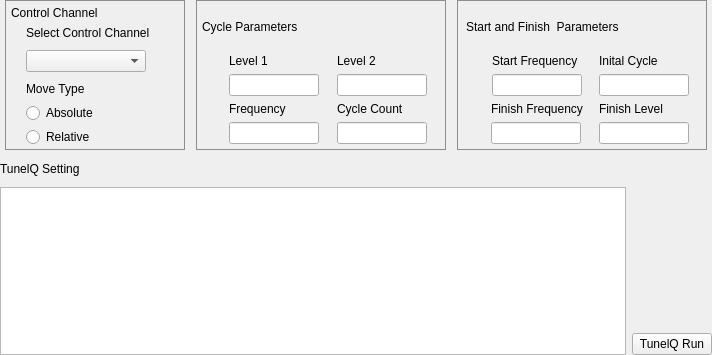
Before: the Qt Designer form SWDev/SWDev/SineWaveSetup.ui in PingJian2019/sw-device, drawn with Qt 5.
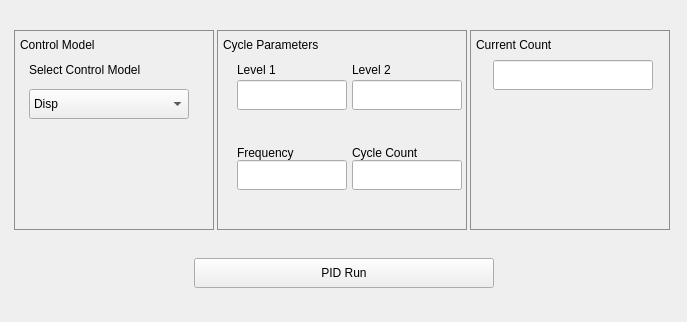
After: the same form once the commit is applied.

Diff of the .ui file:
```diff
--- a/SWDev/SWDev/SineWaveSetup.ui
+++ b/SWDev/SWDev/SineWaveSetup.ui
@@ -6,82 +6,101 @@
    <rect>
     <x>0</x>
     <y>0</y>
-    <width>712</width>
-    <height>355</height>
+    <width>687</width>
+    <height>322</height>
    </rect>
   </property>
   <property name="windowTitle">
    <string>Form</string>
   </property>
-  <layout class="QVBoxLayout" name="verticalLayout_13">
-   <property name="leftMargin">
-    <number>0</number>
-   </property>
+  <layout class="QVBoxLayout" name="verticalLayout_7">
    <property name="topMargin">
-    <number>0</number>
-   </property>
-   <property name="rightMargin">
-    <number>0</number>
-   </property>
-   <property name="bottomMargin">
-    <number>0</number>
+    <number>30</number>
    </property>
    <item>
-    <layout class="QHBoxLayout" name="horizontalLayout_2">
+    <layout class="QHBoxLayout" name="horizontalLayout_4">
+     <property name="spacing">
+      <number>0</number>
+     </property>
      <item>
       <widget class="QWidget" name="chwidget" native="true">
        <property name="minimumSize">
         <size>
-         <width>180</width>
-         <height>150</height>
+         <width>200</width>
+         <height>200</height>
         </size>
        </property>
        <property name="maximumSize">
         <size>
-         <width>180</width>
-         <height>150</height>
+         <width>200</width>
+         <height>200</height>
         </size>
        </property>
        <property name="styleSheet">
         <string notr="true">#chwidget{border:1px solid #8d8d8d}</string>
        </property>
-       <layout class="QVBoxLayout" name="verticalLayout_4">
+       <layout class="QVBoxLayout" name="verticalLayout">
         <property name="spacing">
-         <number>6</number>
+         <number>0</number>
         </property>
         <property name="leftMargin">
          <number>6</number>
         </property>
         <property name="topMargin">
-         <number>6</number>
+         <number>0</number>
         </property>
         <property name="rightMargin">
-         <number>6</number>
+         <number>0</number>
         </property>
         <property name="bottomMargin">
-         <number>6</number>
+         <number>0</number>
         </property>
         <item>
          <widget class="QLabel" name="label">
+          <property name="minimumSize">
+           <size>
+            <width>0</width>
+            <height>30</height>
+           </size>
+          </property>
+          <property name="maximumSize">
+           <size>
+            <width>16777215</width>
+            <height>30</height>
+           </size>
+          </property>
           <property name="text">
-           <string>Control Channel</string>
+           <string>Control Model</string>
           </property>
          </widget>
         </item>
-        <item>
-         <layout class="QVBoxLayout" name="verticalLayout_3">
-          <property name="spacing">
-           <number>10</number>
-          </property>
-          <property name="leftMargin">
-           <number>15</number>
-          </property>
           <item>
            <layout class="QVBoxLayout" name="verticalLayout_2">
+          <property name="spacing">
+           <number>9</number>
+          </property>
+          <property name="leftMargin">
+           <number>9</number>
+          </property>
+          <property name="rightMargin">
+           <number>9</number>
+          </property>
             <item>
              <widget class="QLabel" name="label_2">
+            <property name="minimumSize">
+             <size>
+              <width>0</width>
+              <height>20</height>
+             </size>
+            </property>
+            <property name="maximumSize">
+             <size>
+              <width>16777215</width>
+              <height>20</height>
+             </size>
+            </property>
               <property name="text">
-               <string>Select Control Channel</string>
+             <string>Select Control Model</string>
               </property>
              </widget>
             </item>
@@ -89,46 +108,42 @@
              <widget class="QComboBox" name="comboBox">
               <property name="minimumSize">
                <size>
-                <width>120</width>
-                <height>0</height>
+              <width>160</width>
+              <height>30</height>
                </size>
               </property>
               <property name="maximumSize">
                <size>
-                <width>120</width>
+              <width>160</width>
                 <height>16777215</height>
                </size>
               </property>
-             </widget>
-            </item>
-           </layout>
-          </item>
           <item>
-           <layout class="QVBoxLayout" name="verticalLayout">
-            <item>
-             <widget class="QLabel" name="label_3">
               <property name="text">
-               <string>Move Type</string>
-              </property>
-             </widget>
+              <string>Disp</string>
+             </property>
             </item>
             <item>
-             <widget class="QRadioButton" name="radioButton">
               <property name="text">
-               <string>Absolute</string>
-              </property>
-             </widget>
+              <string>Load</string>
+             </property>
             </item>
-            <item>
-             <widget class="QRadioButton" name="radioButton_2">
-              <property name="text">
-               <string>Relative</string>
-              </property>
              </widget>
             </item>
            </layout>
           </item>
-         </layout>
+        <item>
+         <spacer name="verticalSpacer_2">
+          <property name="orientation">
+           <enum>Qt::Vertical</enum>
+          </property>
+          <property name="sizeHint" stdset="0">
+           <size>
+            <width>20</width>
+            <height>115</height>
+           </size>
+          </property>
+         </spacer>
         </item>
        </layout>
       </widget>
@@ -138,49 +153,80 @@
        <property name="minimumSize">
         <size>
          <width>250</width>
-         <height>150</height>
+         <height>200</height>
         </size>
        </property>
        <property name="maximumSize">
         <size>
          <width>250</width>
-         <height>150</height>
+         <height>200</height>
         </size>
        </property>
        <property name="styleSheet">
         <string notr="true">#cyclewidget{border:1px solid #8d8d8d}</string>
        </property>
-       <layout class="QVBoxLayout" name="verticalLayout_8">
+       <layout class="QVBoxLayout" name="verticalLayout_5">
+        <property name="spacing">
+         <number>0</number>
+        </property>
         <property name="leftMargin">
          <number>6</number>
         </property>
         <property name="topMargin">
-         <number>6</number>
+         <number>0</number>
         </property>
         <property name="rightMargin">
-         <number>6</number>
+         <number>0</number>
         </property>
         <property name="bottomMargin">
-         <number>6</number>
+         <number>0</number>
         </property>
         <item>
          <widget class="QLabel" name="label_4">
+          <property name="minimumSize">
+           <size>
+            <width>0</width>
+            <height>30</height>
+           </size>
+          </property>
+          <property name="maximumSize">
+           <size>
+            <width>16777215</width>
+            <height>30</height>
+           </size>
+          </property>
           <property name="text">
            <string>Cycle Parameters</string>
           </property>
          </widget>
         </item>
         <item>
-         <layout class="QVBoxLayout" name="verticalLayout_5">
-          <property name="leftMargin">
-           <number>15</number>
-          </property>
-          <item>
            <layout class="QHBoxLayout" name="horizontalLayout">
+          <property name="spacing">
+           <number>0</number>
+          </property>
+          <property name="leftMargin">
+           <number>9</number>
+          </property>
             <item>
              <layout class="QVBoxLayout" name="verticalLayout_6">
+            <property name="spacing">
+             <number>0</number>
+            </property>
               <item>
                <widget class="QLabel" name="label_6">
+              <property name="minimumSize">
+               <size>
+                <width>0</width>
+                <height>20</height>
+               </size>
+              </property>
+              <property name="maximumSize">
+               <size>
+                <width>16777215</width>
+                <height>20</height>
+               </size>
+              </property>
                 <property name="text">
                  <string>Level 1</string>
                 </property>
@@ -190,13 +236,13 @@
                <widget class="QLineEdit" name="lineEdit">
                 <property name="minimumSize">
                  <size>
-                  <width>90</width>
-                  <height>0</height>
+                <width>110</width>
+                <height>30</height>
                  </size>
                 </property>
                 <property name="maximumSize">
                  <size>
-                  <width>90</width>
+                <width>110</width>
                   <height>16777215</height>
                  </size>
                 </property>
@@ -205,9 +251,21 @@
              </layout>
             </item>
             <item>
-             <layout class="QVBoxLayout" name="verticalLayout_7">
+           <layout class="QVBoxLayout" name="verticalLayout_3">
               <item>
                <widget class="QLabel" name="label_7">
+              <property name="minimumSize">
+               <size>
+                <width>0</width>
+                <height>20</height>
+               </size>
+              </property>
+              <property name="maximumSize">
+               <size>
+                <width>16777215</width>
+                <height>20</height>
+               </size>
+              </property>
                 <property name="text">
                  <string>Level 2</string>
                 </property>
@@ -217,13 +275,13 @@
                <widget class="QLineEdit" name="lineEdit_2">
                 <property name="minimumSize">
                  <size>
-                  <width>90</width>
-                  <height>0</height>
+                <width>110</width>
+                <height>30</height>
                  </size>
                 </property>
                 <property name="maximumSize">
                  <size>
-                  <width>90</width>
+                <width>110</width>
                   <height>16777215</height>
                  </size>
                 </property>
@@ -233,12 +291,40 @@
             </item>
            </layout>
           </item>
+        <item>
+         <spacer name="verticalSpacer_6">
+          <property name="orientation">
+           <enum>Qt::Vertical</enum>
+          </property>
+          <property name="sizeHint" stdset="0">
+           <size>
+            <width>20</width>
+            <height>21</height>
+           </size>
+          </property>
+         </spacer>
+        </item>
           <item>
            <layout class="QHBoxLayout" name="horizontalLayout_3">
+          <property name="spacing">
+           <number>0</number>
+          </property>
+          <property name="leftMargin">
+           <number>9</number>
+          </property>
             <item>
              <layout class="QVBoxLayout" name="verticalLayout_10">
+            <property name="spacing">
+             <number>0</number>
+            </property>
               <item>
                <widget class="QLabel" name="label_10">
+              <property name="maximumSize">
+               <size>
+                <width>16777215</width>
+                <height>20</height>
+               </size>
+              </property>
                 <property name="text">
                  <string>Frequency</string>
                 </property>
@@ -248,13 +334,13 @@
                <widget class="QLineEdit" name="lineEdit_5">
                 <property name="minimumSize">
                  <size>
-                  <width>90</width>
-                  <height>0</height>
+                <width>110</width>
+                <height>30</height>
                  </size>
                 </property>
                 <property name="maximumSize">
                  <size>
-                  <width>90</width>
+                <width>110</width>
                   <height>16777215</height>
                  </size>
                 </property>
@@ -264,8 +350,17 @@
             </item>
             <item>
              <layout class="QVBoxLayout" name="verticalLayout_11">
+            <property name="spacing">
+             <number>0</number>
+            </property>
               <item>
                <widget class="QLabel" name="label_11">
+              <property name="maximumSize">
+               <size>
+                <width>16777215</width>
+                <height>20</height>
+               </size>
+              </property>
                 <property name="text">
                  <string>Cycle Count</string>
                 </property>
@@ -275,13 +370,13 @@
                <widget class="QLineEdit" name="lineEdit_6">
                 <property name="minimumSize">
                  <size>
-                  <width>90</width>
-                  <height>0</height>
+                <width>110</width>
+                <height>30</height>
                  </size>
                 </property>
                 <property name="maximumSize">
                  <size>
-                  <width>90</width>
+                <width>110</width>
                   <height>16777215</height>
                  </size>
                 </property>
@@ -291,7 +386,18 @@
             </item>
            </layout>
           </item>
-         </layout>
+        <item>
+         <spacer name="verticalSpacer_5">
+          <property name="orientation">
+           <enum>Qt::Vertical</enum>
+          </property>
+          <property name="sizeHint" stdset="0">
+           <size>
+            <width>20</width>
+            <height>40</height>
+           </size>
+          </property>
+         </spacer>
         </item>
        </layout>
       </widget>
@@ -300,188 +406,100 @@
       <widget class="QWidget" name="sswidget" native="true">
        <property name="minimumSize">
         <size>
-         <width>250</width>
-         <height>150</height>
+         <width>200</width>
+         <height>200</height>
         </size>
        </property>
        <property name="maximumSize">
         <size>
-         <width>250</width>
-         <height>150</height>
+         <width>200</width>
+         <height>200</height>
         </size>
        </property>
        <property name="styleSheet">
         <string notr="true">#sswidget{border:1px solid #8d8d8d}</string>
        </property>
-       <layout class="QVBoxLayout" name="verticalLayout_15">
+       <layout class="QVBoxLayout" name="verticalLayout_4">
+        <property name="spacing">
+         <number>0</number>
+        </property>
+        <property name="leftMargin">
+         <number>6</number>
+        </property>
         <property name="topMargin">
-         <number>6</number>
+         <number>0</number>
         </property>
         <property name="rightMargin">
-         <number>6</number>
+         <number>0</number>
         </property>
         <property name="bottomMargin">
-         <number>6</number>
+         <number>0</number>
         </property>
         <item>
          <widget class="QLabel" name="label_12">
-          <property name="text">
-           <string>Start and Finish  Parameters</string>
-          </property>
-         </widget>
-        </item>
-        <item>
-         <layout class="QVBoxLayout" name="verticalLayout_14">
-          <property name="leftMargin">
-           <number>15</number>
-          </property>
-          <item>
-           <layout class="QHBoxLayout" name="horizontalLayout_4">
-            <item>
-             <layout class="QVBoxLayout" name="verticalLayout_17">
-              <item>
-               <widget class="QLabel" name="label_14">
-                <property name="text">
-                 <string>Start Frequency</string>
-                </property>
-               </widget>
-              </item>
-              <item>
-               <widget class="QLineEdit" name="lineEdit_7">
-                <property name="minimumSize">
-                 <size>
-                  <width>90</width>
-                  <height>0</height>
-                 </size>
-                </property>
-                <property name="maximumSize">
-                 <size>
-                  <width>90</width>
-                  <height>16777215</height>
-                 </size>
-                </property>
-               </widget>
-              </item>
-             </layout>
-            </item>
-            <item>
-             <layout class="QVBoxLayout" name="verticalLayout_18">
-              <item>
-               <widget class="QLabel" name="label_15">
-                <property name="text">
-                 <string>Inital Cycle</string>
-                </property>
-               </widget>
-              </item>
-              <item>
-               <widget class="QLineEdit" name="lineEdit_8">
-                <property name="minimumSize">
-                 <size>
-                  <width>90</width>
-                  <height>0</height>
-                 </size>
-                </property>
-                <property name="maximumSize">
-                 <size>
-                  <width>90</width>
-                  <height>16777215</height>
-                 </size>
-                </property>
-               </widget>
-              </item>
-             </layout>
-            </item>
-           </layout>
-          </item>
-          <item>
-           <layout class="QHBoxLayout" name="horizontalLayout_6">
-            <item>
-             <layout class="QVBoxLayout" name="verticalLayout_21">
-              <item>
-               <widget class="QLabel" name="label_18">
-                <property name="text">
-                 <string>Finish Frequency</string>
-                </property>
-               </widget>
-              </item>
-              <item>
-               <widget class="QLineEdit" name="lineEdit_11">
-                <property name="minimumSize">
-                 <size>
-                  <width>90</width>
-                  <height>0</height>
-                 </size>
-                </property>
-                <property name="maximumSize">
-                 <size>
-                  <width>90</width>
-                  <height>16777215</height>
-                 </size>
-                </property>
-               </widget>
-              </item>
-             </layout>
-            </item>
-            <item>
-             <layout class="QVBoxLayout" name="verticalLayout_22">
-              <item>
-               <widget class="QLabel" name="label_19">
-                <property name="text">
-                 <string>Finish Level</string>
-                </property>
-               </widget>
-              </item>
-              <item>
-               <widget class="QLineEdit" name="lineEdit_12">
-                <property name="minimumSize">
-                 <size>
-                  <width>90</width>
-                  <height>0</height>
-                 </size>
-                </property>
-                <property name="maximumSize">
-                 <size>
-                  <width>90</width>
-                  <height>16777215</height>
-                 </size>
-                </property>
-               </widget>
-              </item>
-             </layout>
-            </item>
-           </layout>
-          </item>
-         </layout>
-        </item>
-       </layout>
-      </widget>
-     </item>
-    </layout>
-   </item>
-   <item>
-    <layout class="QHBoxLayout" name="horizontalLayout_5">
-     <item>
-      <layout class="QVBoxLayout" name="verticalLayout_9">
-       <item>
-        <widget class="QLabel" name="label_5">
          <property name="minimumSize">
           <size>
            <width>0</width>
-           <height>25</height>
+            <height>30</height>
+           </size>
+          </property>
+          <property name="maximumSize">
+           <size>
+            <width>16777215</width>
+            <height>30</height>
           </size>
          </property>
          <property name="text">
-          <string>TunelQ Setting</string>
+           <string>Current Count</string>
          </property>
         </widget>
        </item>
        <item>
-        <widget class="QTableWidget" name="tableWidget"/>
+         <layout class="QHBoxLayout" name="horizontalLayout_2">
+          <item>
+           <spacer name="horizontalSpacer">
+            <property name="orientation">
+             <enum>Qt::Horizontal</enum>
+            </property>
+            <property name="sizeHint" stdset="0">
+             <size>
+              <width>40</width>
+              <height>20</height>
+             </size>
+            </property>
+           </spacer>
+          </item>
+          <item>
+           <widget class="QLineEdit" name="lineEdit_3">
+            <property name="minimumSize">
+             <size>
+              <width>160</width>
+              <height>30</height>
+             </size>
+            </property>
+            <property name="maximumSize">
+             <size>
+              <width>160</width>
+              <height>16777215</height>
+             </size>
+            </property>
+           </widget>
+          </item>
+          <item>
+           <spacer name="horizontalSpacer_2">
+            <property name="orientation">
+             <enum>Qt::Horizontal</enum>
+            </property>
+            <property name="sizeHint" stdset="0">
+             <size>
+              <width>40</width>
+              <height>20</height>
+             </size>
+            </property>
+           </spacer>
        </item>
       </layout>
      </item>
-     <item>
-      <layout class="QVBoxLayout" name="verticalLayout_12">
        <item>
         <spacer name="verticalSpacer">
          <property name="orientation">
@@ -495,17 +513,83 @@
          </property>
         </spacer>
        </item>
+       </layout>
+      </widget>
+     </item>
+    </layout>
+   </item>
+   <item>
+    <spacer name="verticalSpacer_3">
+     <property name="orientation">
+      <enum>Qt::Vertical</enum>
+     </property>
+     <property name="sizeHint" stdset="0">
+      <size>
+       <width>20</width>
+       <height>40</height>
+      </size>
+     </property>
+    </spacer>
+   </item>
+   <item>
+    <layout class="QHBoxLayout" name="horizontalLayout_5">
+     <item>
+      <spacer name="horizontalSpacer_3">
+       <property name="orientation">
+        <enum>Qt::Horizontal</enum>
+       </property>
+       <property name="sizeHint" stdset="0">
+        <size>
+         <width>40</width>
+         <height>20</height>
+        </size>
+       </property>
+      </spacer>
+     </item>
        <item>
         <widget class="QPushButton" name="pushButton">
+       <property name="minimumSize">
+        <size>
+         <width>300</width>
+         <height>30</height>
+        </size>
+       </property>
+       <property name="focusPolicy">
+        <enum>Qt::NoFocus</enum>
+       </property>
          <property name="text">
-          <string>TunelQ Run</string>
+        <string>PID Run</string>
          </property>
         </widget>
        </item>
-      </layout>
+     <item>
+      <spacer name="horizontalSpacer_4">
+       <property name="orientation">
+        <enum>Qt::Horizontal</enum>
+       </property>
+       <property name="sizeHint" stdset="0">
+        <size>
+         <width>40</width>
+         <height>20</height>
+        </size>
+       </property>
+      </spacer>
      </item>
     </layout>
    </item>
+   <item>
+    <spacer name="verticalSpacer_4">
+     <property name="orientation">
+      <enum>Qt::Vertical</enum>
+     </property>
+     <property name="sizeHint" stdset="0">
+      <size>
+       <width>20</width>
+       <height>40</height>
+      </size>
+     </property>
+    </spacer>
+   </item>
   </layout>
  </widget>
  <resources/>
```
Left out of the diff: 2 changed lines with no effect on the pictures. Lines whose indentation alone changed are shown as unchanged.
